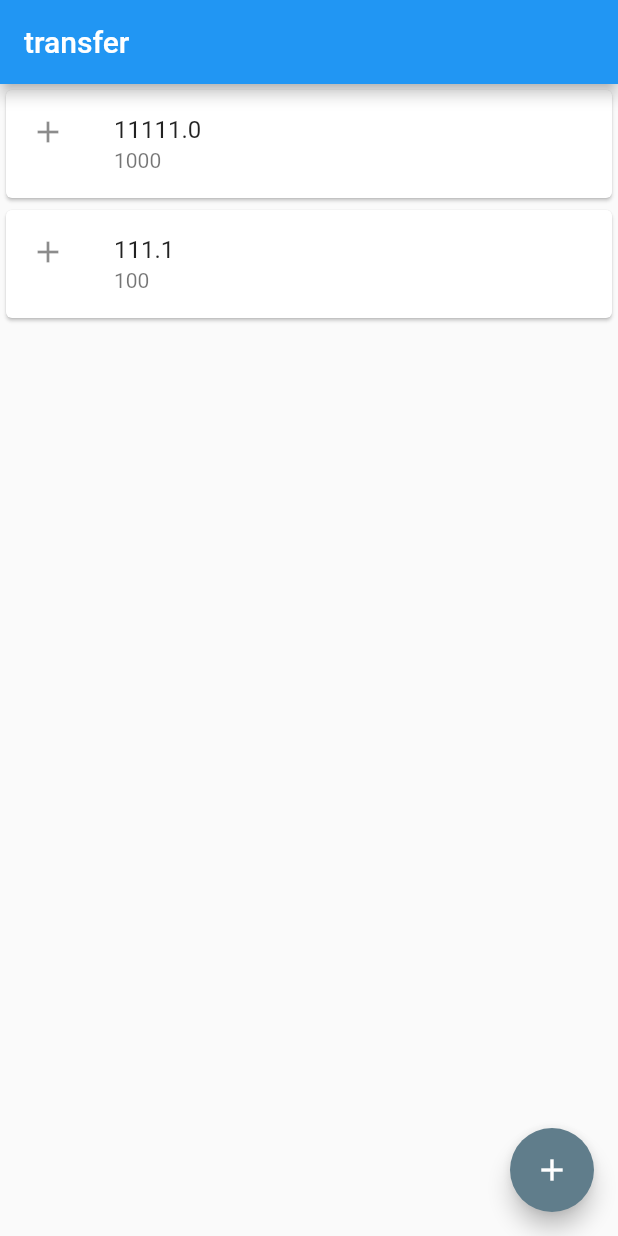
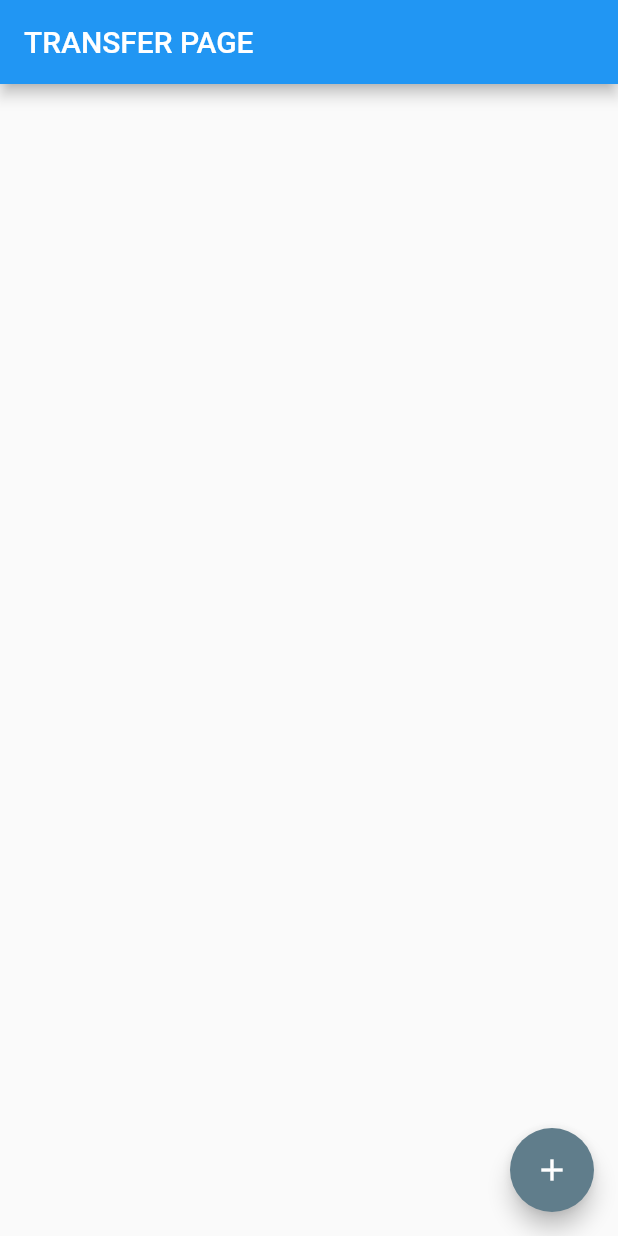
Before and after one commit to raoniii/flutterdojo, a Flutter app: the screen it shows after launch, on a phone screen of 412 x 824 dp. Run offline on Flutter 3.47's test engine with Material 2 defaults, Android fonts, the phone set to English and light mode, and no system bars.

Commit message:
transferencia finalizada

```diff
--- a/lib/main.dart
+++ b/lib/main.dart
@@ -12,7 +12,8 @@ class BytebankApp extends StatelessWidget {
     );
   }
 }
-
+//formulartio de transferencia com criador de transferencia
+//possui dois Editor() para inserir valores e botao
 class FormularioTransferencia extends StatelessWidget {
   final TextEditingController _controladorNumeroConta = TextEditingController();
   final TextEditingController _controladorCampoValor = TextEditingController();
@@ -23,35 +24,35 @@ class FormularioTransferencia extends StatelessWidget {
       appBar: AppBar(
         title: Text('Criando Transferência'),
       ),
-      body: Column(
+      body: SingleChildScrollView(
+        child: Column(
           children: <Widget>[
-          Editor(controlador: _controladorNumeroConta,
+            Editor(
+              controlador: _controladorNumeroConta,
               rotulo: 'Numero da conta',
               dica: '0000',
             ),
-
             Editor(
               controlador: _controladorCampoValor,
               rotulo: 'Valor1',
               dica: '0.00',
               icone: Icons.monetization_on,
             ),
-
             ElevatedButton(
               onPressed: () => _criartransferencia(context),
               child: const Text('Confirm'),
             ),
           ],
         ),
+      ),
     );
   }
+
   void _criartransferencia(BuildContext context) {
     debugPrint('Clicou em confirmar');
 
-    final int? numeroConta =
-        int.tryParse(_controladorNumeroConta.text);
-    final double? valor =
-        double.tryParse(_controladorCampoValor.text);
+    final int? numeroConta = int.tryParse(_controladorNumeroConta.text);
+    final double? valor = double.tryParse(_controladorCampoValor.text);
 
     if (numeroConta != null && valor != null) {
       final transferenciacriada = Transferencia(valor, numeroConta);
@@ -64,17 +65,13 @@ class FormularioTransferencia extends StatelessWidget {
         ),
       );
     } else
-
-
       ScaffoldMessenger.of(context).showSnackBar(
         const SnackBar(
           content: Text('TRANSFERENCIA NAO CRIADA'),
         ),
       );
-
   }
 }
-
 
 class Editor extends StatelessWidget {
   final TextEditingController? controlador;
@@ -82,7 +79,11 @@ class Editor extends StatelessWidget {
   final String? dica;
   final IconData? icone;
 
-  Editor({required this.controlador, required  this.rotulo, required this.dica, this.icone});
+  Editor(
+      {required this.controlador,
+      required this.rotulo,
+      required this.dica,
+      this.icone});
 
   @override
   Widget build(BuildContext context) {
@@ -102,32 +103,48 @@ class Editor extends StatelessWidget {
   }
 }
 
-class ListaTransferencias extends StatelessWidget {
+//tela inicial mostra lista de transferencias
+class ListaTransferencias extends StatefulWidget {
+  final List<Transferencia> _transferencias = List.empty(growable: true);
+
+  @override
+  State<StatefulWidget> createState() {
+
+    return ListaTransferenciasState();
+  }
+}
+
+class ListaTransferenciasState extends State<ListaTransferencias>{
+
+  @override
+  Widget build(BuildContext context) {
 
 
 
-  @override
-  Widget build(BuildContext context) {
     // TODO: implement build
     return Scaffold(
       appBar: AppBar(
-        title: Text('transfer'),
+        title: Text('TRANSFER PAGE'),
       ),
-      body: Column(
-        children: <Widget>[
-          ItemTransferencias(Transferencia(11111.0, 1000)),
-          ItemTransferencias(Transferencia(111.1, 100)),
-        ],
+      body: ListView.builder(
+        itemCount: widget._transferencias.length,
+        itemBuilder: (context, indice) {
+          final transferencia = widget._transferencias[indice];
+          return ItemTransferencias(transferencia);
+        },
       ),
       floatingActionButton: FloatingActionButton(
         onPressed: () {
-          final Future<Transferencia?> future = Navigator.push(context, MaterialPageRoute(builder: (context) {
+          final Future<Transferencia?> future =
+          Navigator.push(context, MaterialPageRoute(builder: (context) {
             return FormularioTransferencia();
           }));
           future.then((transferenciaRecebida) {
             debugPrint('chegou no then do future');
             debugPrint('$transferenciaRecebida');
-
+            setState(() {
+              widget._transferencias.add(transferenciaRecebida!);
+            });
           });
         },
         backgroundColor: Colors.blueGrey,
@@ -135,7 +152,9 @@ class ListaTransferencias extends StatelessWidget {
       ),
     );
   }
+
 }
+
 
 class ItemTransferencias extends StatelessWidget {
   final Transferencia _transferencia;
```
Lines whose indentation alone changed are shown as unchanged.
